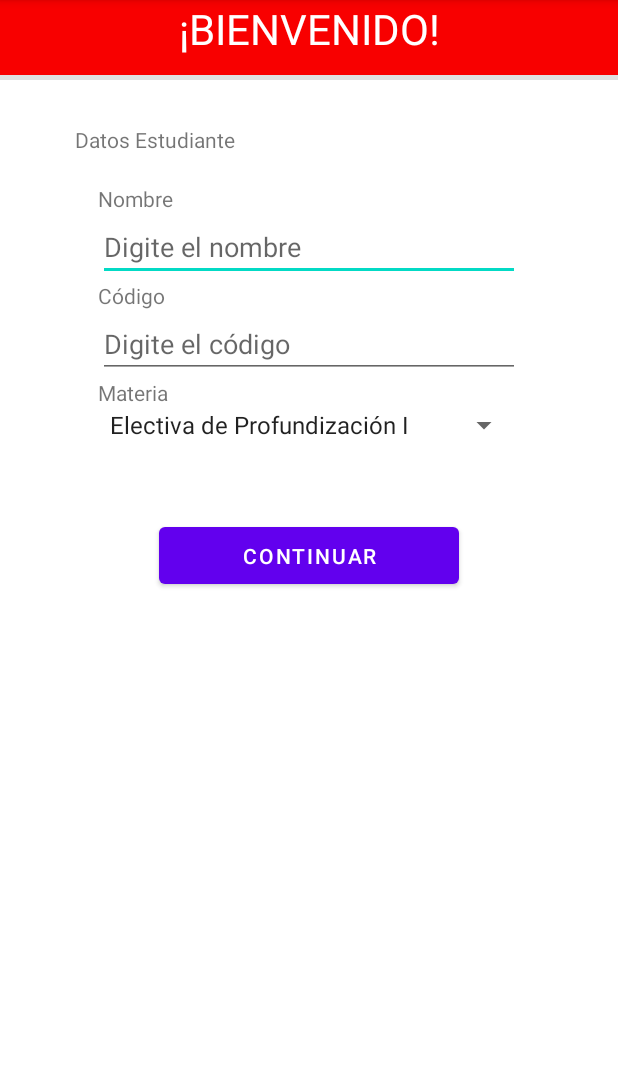
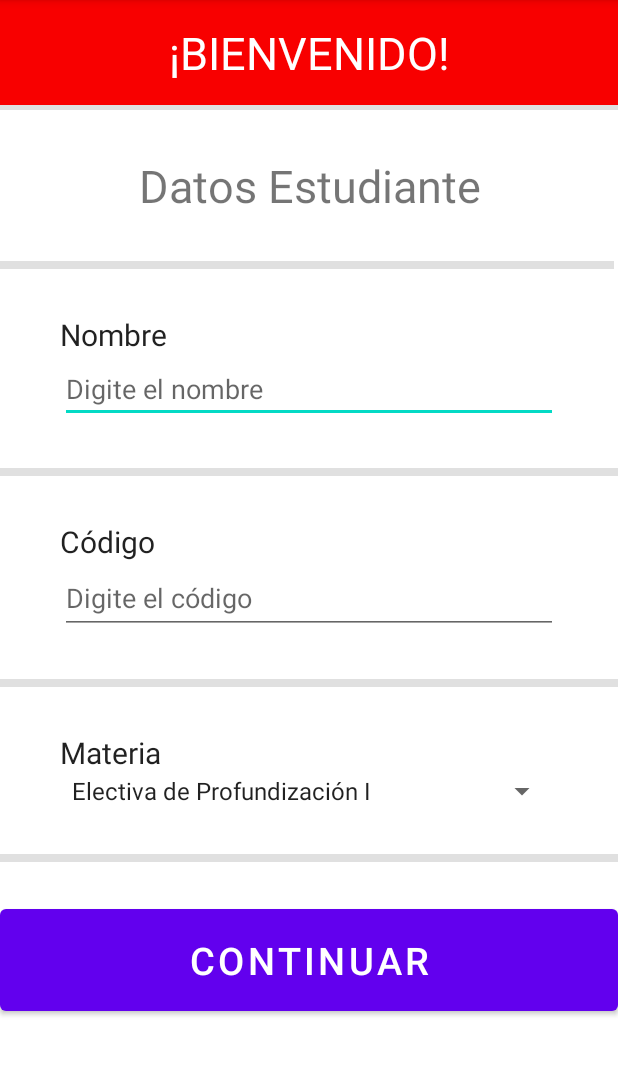
Before and after one commit to Crisjaroca/Laboratorio-Promedio, an Android app: the screen it shows after launch (MainActivity), on a phone screen of 412 x 824 dp, the part 84-1159 px from its top. Run offline under Robolectric (Android 15) with nearby library versions, the phone set to English and light mode, and no system bars.

Commit message:
Creación segunda actividad

```diff
--- a/app/src/main/AndroidManifest.xml
+++ b/app/src/main/AndroidManifest.xml
@@ -14,6 +14,9 @@
         android:theme="@style/Theme.PromedioEst"
         tools:targetApi="31">
         <activity
+            android:name=".DatosActivity"
+            android:exported="false" />
+        <activity
             android:name=".MainActivity"
             android:exported="true">
             <intent-filter>
--- /dev/null
+++ b/app/src/main/java/com/example/promedioest/DatosActivity.java
@@ -0,0 +1,14 @@
+package com.example.promedioest;
+
+import androidx.appcompat.app.AppCompatActivity;
+
+import android.os.Bundle;
+
+public class DatosActivity extends AppCompatActivity {
+
+    @Override
+    protected void onCreate(Bundle savedInstanceState) {
+        super.onCreate(savedInstanceState);
+        setContentView(R.layout.activity_datos);
+    }
+}
--- a/app/src/main/java/com/example/promedioest/MainActivity.java
+++ b/app/src/main/java/com/example/promedioest/MainActivity.java
@@ -2,13 +2,32 @@ package com.example.promedioest;
 
 import androidx.appcompat.app.AppCompatActivity;
 
+import android.content.Intent;
 import android.os.Bundle;
+import android.widget.Button;
+import android.widget.EditText;
+import android.widget.Spinner;
 
 public class MainActivity extends AppCompatActivity {
+
+    private Button continuarBtn;
+    private EditText nombreEst;
+    private EditText codigoEst;
+    private Spinner materiasEst;
 
     @Override
     protected void onCreate(Bundle savedInstanceState) {
         super.onCreate(savedInstanceState);
         setContentView(R.layout.activity_main);
+
+        nombreEst = findViewById(R.id.nombreEst);
+        codigoEst = findViewById(R.id.codigoEst);
+        materiasEst = findViewById(R.id.materiasEst);
+
+        this.continuarBtn = findViewById(R.id.continuarBtn);
+        this.continuarBtn.setOnClickListener(view -> {
+            Intent intent = new Intent(this, DatosActivity.class);
+            startActivity(intent);
+        });
     }
 }
--- /dev/null
+++ b/app/src/main/res/layout/activity_datos.xml
@@ -0,0 +1,9 @@
+<?xml version="1.0" encoding="utf-8"?>
+<androidx.constraintlayout.widget.ConstraintLayout xmlns:android="http://schemas.android.com/apk/res/android"
+    xmlns:app="http://schemas.android.com/apk/res-auto"
+    xmlns:tools="http://schemas.android.com/tools"
+    android:layout_width="match_parent"
+    android:layout_height="match_parent"
+    tools:context=".DatosActivity">
+
+</androidx.constraintlayout.widget.ConstraintLayout>
--- a/app/src/main/res/layout/activity_main.xml
+++ b/app/src/main/res/layout/activity_main.xml
@@ -10,9 +10,9 @@
         android:id="@+id/textView2"
         style="@style/tituloprincipalTxt"
         android:layout_width="fill_parent"
-        android:layout_height="50dp"
+        android:layout_height="70dp"
         android:background="#F80000"
-        android:text="¡BIENVENIDO!"
+        android:text="¡Bienvenido!"
         tools:layout_editor_absoluteX="0dp"
         tools:layout_editor_absoluteY="-1dp" />
 
@@ -33,30 +33,37 @@
         android:layout_marginTop="30dp"
         android:layout_marginEnd="50dp"
         android:text="Datos Estudiante"
+        android:textAlignment="center"
+        android:textSize="30dp"
         app:layout_constraintEnd_toEndOf="parent"
         app:layout_constraintHorizontal_bias="1.0"
         app:layout_constraintStart_toStartOf="parent"
         app:layout_constraintTop_toBottomOf="@+id/divider2" />
 
+    <View
+        android:id="@+id/divider3"
+        android:layout_width="409dp"
+        android:layout_height="5dp"
+        android:layout_marginTop="30dp"
+        android:background="?android:attr/listDivider"
+        app:layout_constraintTop_toBottomOf="@+id/textView5"
+        tools:layout_editor_absoluteX="1dp" />
+
     <LinearLayout
-        android:id="@+id/linearLayout"
-        android:layout_width="wrap_content"
+        android:id="@+id/linearLayout2"
+        android:layout_width="match_parent"
         android:layout_height="wrap_content"
-        android:layout_marginStart="15dp"
-        android:layout_marginTop="20dp"
-        android:layout_marginEnd="15dp"
+        android:layout_marginStart="40dp"
+        android:layout_marginTop="30dp"
+        android:layout_marginEnd="40dp"
         android:orientation="vertical"
         app:layout_constraintEnd_toEndOf="parent"
         app:layout_constraintStart_toStartOf="parent"
-        app:layout_constraintTop_toBottomOf="@+id/textView5">
-
-        <LinearLayout
-            android:layout_width="match_parent"
-            android:layout_height="match_parent"
-            android:orientation="vertical">
+        app:layout_constraintTop_toBottomOf="@+id/divider3">
 
         <TextView
             android:id="@+id/textView"
+            style="@style/tituloIngresoTxt"
             android:layout_width="match_parent"
             android:layout_height="wrap_content"
             android:text="Nombre" />
@@ -65,62 +72,101 @@
             android:id="@+id/nombreEst"
             android:layout_width="match_parent"
             android:layout_height="wrap_content"
+            android:autofillHints=""
             android:ems="10"
             android:hint="Digite el nombre"
             android:inputType="textPersonName" />
 
     </LinearLayout>
 
+    <View
+        android:id="@+id/divider4"
+        android:layout_width="match_parent"
+        android:layout_height="5dp"
+        android:layout_marginTop="30dp"
+        android:background="?android:attr/listDivider"
+        app:layout_constraintTop_toBottomOf="@+id/linearLayout2" />
+
     <LinearLayout
+        android:id="@+id/linearLayout3"
         android:layout_width="match_parent"
-            android:layout_height="match_parent"
-            android:orientation="vertical">
+        android:layout_height="wrap_content"
+        android:layout_marginStart="40dp"
+        android:layout_marginTop="30dp"
+        android:layout_marginEnd="40dp"
+        android:orientation="vertical"
+        app:layout_constraintEnd_toEndOf="parent"
+        app:layout_constraintStart_toStartOf="parent"
+        app:layout_constraintTop_toBottomOf="@+id/divider4">
 
         <TextView
             android:id="@+id/textView7"
+            style="@style/tituloIngresoTxt"
             android:layout_width="match_parent"
             android:layout_height="wrap_content"
             android:text="Código" />
 
         <EditText
-                android:id="@+id/editTextNumberDecimal2"
+            android:id="@+id/codigoEst"
             android:layout_width="match_parent"
             android:layout_height="wrap_content"
+            android:autofillHints=""
             android:ems="10"
             android:hint="Digite el código"
-                android:inputType="numberDecimal" />
+            android:inputType="numberDecimal"
+            android:minHeight="48dp" />
     </LinearLayout>
 
+    <View
+        android:id="@+id/divider5"
+        android:layout_width="match_parent"
+        android:layout_height="5dp"
+        android:layout_marginTop="30dp"
+        android:background="?android:attr/listDivider"
+        app:layout_constraintTop_toBottomOf="@+id/linearLayout3" />
+
     <LinearLayout
+        android:id="@+id/linearLayout4"
         android:layout_width="match_parent"
-            android:layout_height="match_parent"
-            android:orientation="vertical">
+        android:layout_height="wrap_content"
+        android:layout_marginStart="40dp"
+        android:layout_marginTop="30dp"
+        android:layout_marginEnd="40dp"
+        android:orientation="vertical"
+        app:layout_constraintEnd_toEndOf="parent"
+        app:layout_constraintStart_toStartOf="parent"
+        app:layout_constraintTop_toBottomOf="@+id/divider5">
 
         <TextView
             android:id="@+id/textView8"
+            style="@style/tituloIngresoTxt"
             android:layout_width="match_parent"
             android:layout_height="wrap_content"
             android:text="Materia" />
 
         <Spinner
-                android:id="@+id/spinner2"
+            android:id="@+id/materiasEst"
             android:layout_width="match_parent"
             android:layout_height="wrap_content"
-                android:entries="@array/materias" />
+            android:entries="@array/materias"
+            tools:ignore="TouchTargetSizeCheck" />
     </LinearLayout>
 
-    </LinearLayout>
+    <View
+        android:id="@+id/divider6"
+        android:layout_width="match_parent"
+        android:layout_height="5dp"
+        android:layout_marginTop="30dp"
+        android:background="?android:attr/listDivider"
+        app:layout_constraintTop_toBottomOf="@+id/linearLayout4" />
 
     <Button
         android:id="@+id/continuarBtn"
-        android:layout_width="200dp"
-        android:layout_height="50dp"
-        android:layout_marginStart="50dp"
-        android:layout_marginTop="50dp"
-        android:layout_marginEnd="50dp"
+        android:layout_width="fill_parent"
+        android:layout_height="80dp"
+        android:layout_marginTop="25dp"
         android:text="Continuar"
-        app:layout_constraintEnd_toEndOf="parent"
-        app:layout_constraintStart_toStartOf="parent"
-        app:layout_constraintTop_toBottomOf="@+id/linearLayout" />
+        android:textSize="25sp"
+        app:layout_constraintTop_toBottomOf="@+id/divider6" />
 
 </androidx.constraintlayout.widget.ConstraintLayout>
--- a/app/src/main/res/values/themes.xml
+++ b/app/src/main/res/values/themes.xml
@@ -16,7 +16,13 @@
 
     <style name="tituloprincipalTxt" parent="@android:style/TextAppearance">
         <item name="android:textColor">	#ffffff</item>
-        <item name="android:textAlignment">center</item>
-        <item name="android:textSize">28sp</item>
+        <item name="android:gravity">center</item>
+        <item name="android:textSize">30dp</item>
+        <item name="android:textAllCaps">true</item>
     </style>
+
+    <style name="tituloIngresoTxt" parent="@android:style/TextAppearance">
+        <item name="android:textSize">20dp</item>
+    </style>
+
 </resources>
```
Lines whose indentation alone changed are shown as unchanged.
